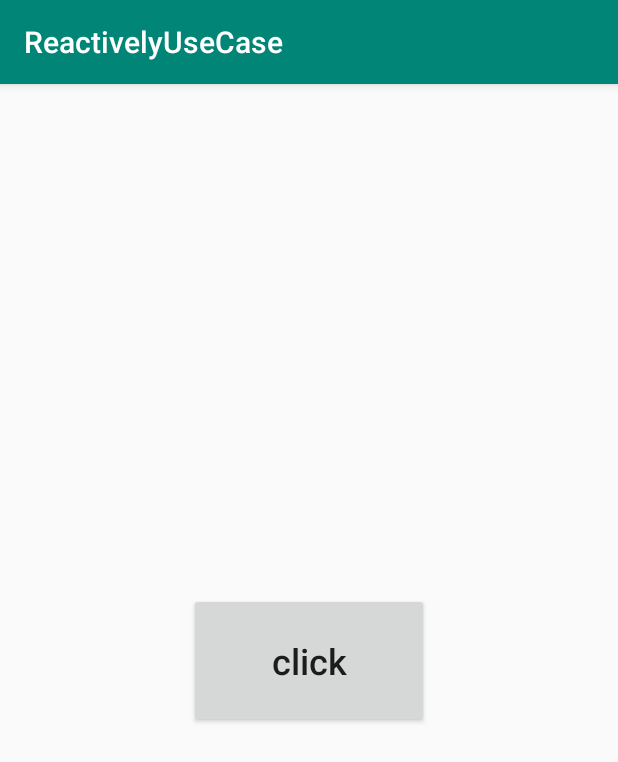
After one commit to WeRockStar/ReactivelyUseCase, an Android app: the UiActivity screen opened directly, with no data from a screen before it, on a phone screen of 412 x 824 dp. The commit adds this screen. Shown: the top 762 px of the screen. Run offline under Robolectric (Android 15) with nearby library versions, the phone set to English and light mode, and no system bars; our stand-ins replace RxJava; libraries missing offline, so code that uses them is left out: com.jakewharton.rxbinding3; 3 statements that could not run were skipped.

Commit message:
Prepare activity for basic rx for UI

```diff
--- a/app/build.gradle
+++ b/app/build.gradle
@@ -29,6 +29,7 @@ dependencies {
     implementation 'androidx.appcompat:appcompat:1.1.0-rc01'
     implementation 'androidx.core:core-ktx:1.0.2'
     implementation 'androidx.constraintlayout:constraintlayout:1.1.3'
+    implementation 'androidx.legacy:legacy-support-v4:1.0.0'
     testImplementation 'junit:junit:4.12'
     androidTestImplementation 'androidx.test:runner:1.2.0'
     androidTestImplementation 'androidx.test.espresso:espresso-core:3.2.0'
--- /dev/null
+++ b/app/src/main/java/com/werockstar/reactivelyusecase/UiActivity.kt
@@ -0,0 +1,48 @@
+package com.werockstar.reactivelyusecase
+
+
+import android.annotation.SuppressLint
+import android.os.Bundle
+import android.util.Log
+import androidx.appcompat.app.AppCompatActivity
+import com.jakewharton.rxbinding3.view.clicks
+import io.reactivex.Observable
+import kotlinx.android.synthetic.main.activity_ui.*
+
+class UiActivity : AppCompatActivity(R.layout.activity_ui) {
+
+    @SuppressLint("CheckResult")
+    override fun onCreate(savedInstanceState: Bundle?) {
+        super.onCreate(savedInstanceState)
+
+
+        //TODO: Click and visual time of stream
+//        button.clicks()
+//            .subscribe()
+
+        //TODO: Duplicate Click
+//        button.clicks()
+//            .debounce(150, TimeUnit.MILLISECONDS)
+//            .subscribe()
+
+        //TODO: Buffer
+//        button.clicks()
+//            .debounce(150, TimeUnit.MILLISECONDS)
+//            .buffer(2)
+//            .subscribe()
+
+        val clicks1 = button.clicks()
+            .map { button }
+        val clicks2 = button2.clicks()
+            .map { button2 }
+
+        Observable.merge(clicks1, clicks2)
+            .first(button)
+            .toObservable()
+            .subscribe {
+                Log.d("Button", it.toString())
+            }
+
+    }
+
+}
--- /dev/null
+++ b/app/src/main/res/layout/activity_ui.xml
@@ -0,0 +1,23 @@
+<?xml version="1.0" encoding="utf-8"?>
+<androidx.constraintlayout.widget.ConstraintLayout xmlns:android="http://schemas.android.com/apk/res/android"
+        xmlns:app="http://schemas.android.com/apk/res-auto"
+        xmlns:tools="http://schemas.android.com/tools"
+        android:layout_width="match_parent"
+        android:layout_height="match_parent"
+        tools:context=".UiActivity">
+
+    <Button
+            android:id="@+id/button"
+            android:layout_width="160dp"
+            android:layout_height="90dp"
+            android:layout_marginTop="24dp"
+            android:layout_marginBottom="24dp"
+            android:text="click"
+            android:textAllCaps="false"
+            android:textSize="24sp"
+            app:layout_constraintBottom_toBottomOf="parent"
+            app:layout_constraintEnd_toEndOf="parent"
+            app:layout_constraintStart_toStartOf="parent"
+            app:layout_constraintTop_toTopOf="parent" />
+
+</androidx.constraintlayout.widget.ConstraintLayout>
--- a/app/src/main/res/values/strings.xml
+++ b/app/src/main/res/values/strings.xml
@@ -1,3 +1,4 @@
 <resources>
     <string name="app_name">ReactivelyUseCase</string>
+
 </resources>
```
Also changed, not shown: app/src/main/AndroidManifest.xml (+5 -3 lines), app/src/main/java/com/werockstar/reactivelyusecase/MainActivity.kt (+13 -1 lines).
